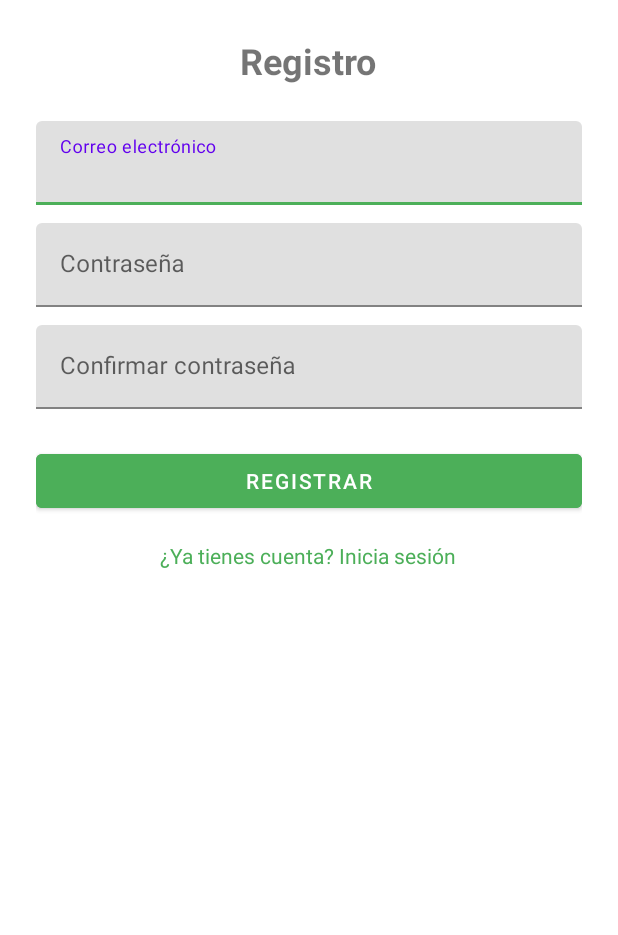
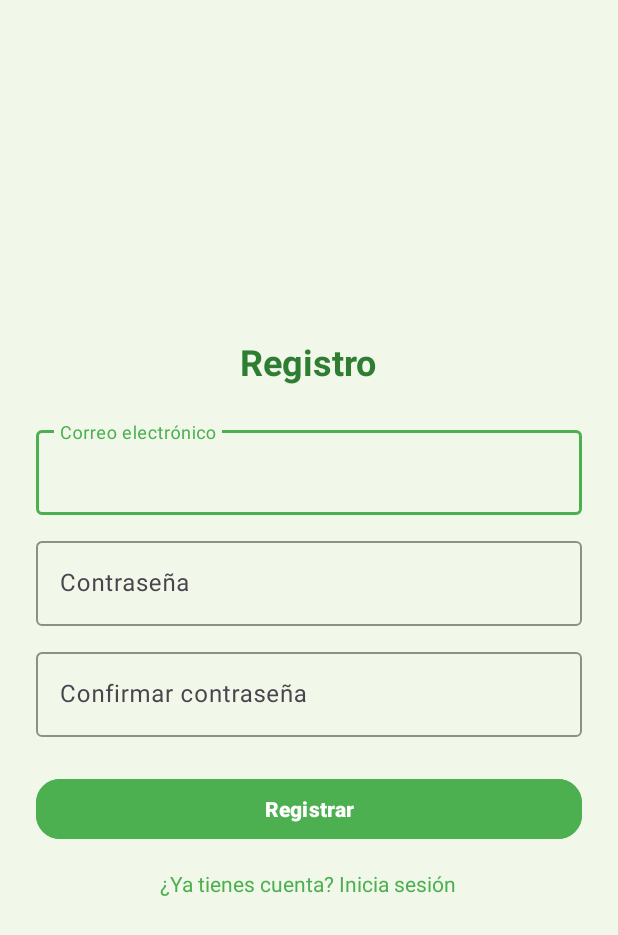
Before and after one commit to NIVELZ69/EcoHabitsRewards, an Android app: the RegisterActivity screen opened directly, with no data from a screen before it, on a phone screen of 412 x 824 dp. Shown: the top 935 px of the screen. Run offline under Robolectric (Android 15) with nearby library versions, the light colour scheme and no system bars; our stand-ins replace Firebase (no records; nobody signed in at launch, a user with empty details on screens opened directly).

Commit message:
Estilos añadidos y arreglos menores

```diff
--- a/app/src/main/AndroidManifest.xml
+++ b/app/src/main/AndroidManifest.xml
@@ -17,7 +17,7 @@
         <activity
             android:name=".view.activities.auth.LoginActivity"
             android:exported="true"
-            android:theme="@style/Theme.EcoHabitsRewards.NoActionBar">
+            android:theme="@style/Theme.EcoHabitsRewards">
             <intent-filter>
                 <action android:name="android.intent.action.MAIN" />
                 <category android:name="android.intent.category.LAUNCHER" />
@@ -27,7 +27,7 @@
         <activity
             android:name=".view.activities.auth.RegisterActivity"
             android:exported="false"
-            android:theme="@style/Theme.EcoHabitsRewards.NoActionBar" />
+            android:theme="@style/Theme.EcoHabitsRewards" />
 
         <activity
             android:name=".view.activities.MainActivity"
--- a/app/src/main/java/com/actividad3/ecohabitsrewards/view/activities/auth/RegisterActivity.kt
+++ b/app/src/main/java/com/actividad3/ecohabitsrewards/view/activities/auth/RegisterActivity.kt
@@ -45,7 +45,7 @@ class RegisterActivity : AppCompatActivity() {
                     user?.let {
                         val userData = hashMapOf(
                             "email" to it.email,
-                            "displayName" to it.email?.substringBefore("@"), // O puedes poner nombre recogido de un campo
+                            "displayName" to it.email?.substringBefore("@"),
                             "points" to 0L,
                             "createdAt" to com.google.firebase.Timestamp.now()
                         )
--- a/app/src/main/res/layout/activity_register.xml
+++ b/app/src/main/res/layout/activity_register.xml
@@ -3,13 +3,15 @@
     xmlns:app="http://schemas.android.com/apk/res-auto"
     android:layout_width="match_parent"
     android:layout_height="match_parent"
-    android:padding="24dp">
+    android:padding="24dp"
+    android:fillViewport="true">
 
     <LinearLayout
         android:layout_width="match_parent"
-        android:layout_height="wrap_content"
+        android:layout_height="match_parent"
         android:orientation="vertical"
-        android:gravity="center_horizontal">
+        android:gravity="center"
+        android:layout_gravity="center">
 
         <TextView
             android:id="@+id/tvRegisterTitle"
@@ -18,13 +20,14 @@
             android:text="Registro"
             android:textSize="24sp"
             android:textStyle="bold"
-            android:layout_marginBottom="24dp" />
+            android:layout_marginBottom="24dp"
+            android:textColor="@color/text_dark" />
 
         <com.google.android.material.textfield.TextInputLayout
             android:layout_width="match_parent"
             android:layout_height="wrap_content"
             android:layout_marginBottom="12dp"
-            app:boxStrokeColor="@color/green">
+            app:boxStrokeColor="@color/green_primary">
 
             <com.google.android.material.textfield.TextInputEditText
                 android:id="@+id/etEmailRegister"
@@ -38,7 +41,7 @@
             android:layout_width="match_parent"
             android:layout_height="wrap_content"
             android:layout_marginBottom="12dp"
-            app:boxStrokeColor="@color/green">
+            app:boxStrokeColor="@color/green_primary">
 
             <com.google.android.material.textfield.TextInputEditText
                 android:id="@+id/etPasswordRegister"
@@ -52,7 +55,7 @@
             android:layout_width="match_parent"
             android:layout_height="wrap_content"
             android:layout_marginBottom="24dp"
-            app:boxStrokeColor="@color/green">
+            app:boxStrokeColor="@color/green_primary">
 
             <com.google.android.material.textfield.TextInputEditText
                 android:id="@+id/etConfirmPassword"
@@ -62,19 +65,19 @@
                 android:inputType="textPassword" />
         </com.google.android.material.textfield.TextInputLayout>
 
-        <Button
+        <com.google.android.material.button.MaterialButton
             android:id="@+id/btnRegister"
             android:layout_width="match_parent"
             android:layout_height="wrap_content"
             android:text="Registrar"
-            android:backgroundTint="@color/green" />
+            style="@style/GreenButton" />
 
         <TextView
             android:id="@+id/tvGoToLogin"
             android:layout_width="wrap_content"
             android:layout_height="wrap_content"
             android:text="¿Ya tienes cuenta? Inicia sesión"
-            android:textColor="@color/green"
+            android:textColor="@color/green_primary"
             android:layout_marginTop="16dp"
             android:clickable="true"
             android:focusable="true" />
--- a/app/src/main/res/layout/app_bar_main.xml
+++ b/app/src/main/res/layout/app_bar_main.xml
@@ -9,14 +9,14 @@
     <com.google.android.material.appbar.AppBarLayout
         android:layout_width="match_parent"
         android:layout_height="wrap_content"
-        android:theme="@style/Theme.EcoHabitsRewards.AppBarOverlay">
+        android:theme="@style/Theme.EcoHabitsRewards">
 
         <androidx.appcompat.widget.Toolbar
             android:id="@+id/toolbar"
             android:layout_width="match_parent"
             android:layout_height="?attr/actionBarSize"
             android:background="?attr/colorPrimary"
-            app:popupTheme="@style/Theme.EcoHabitsRewards.PopupOverlay" />
+            app:popupTheme="@style/Theme.EcoHabitsRewards" />
 
     </com.google.android.material.appbar.AppBarLayout>
 
--- a/app/src/main/res/values-night/themes.xml
+++ b/app/src/main/res/values-night/themes.xml
@@ -1,16 +1,23 @@
 <resources xmlns:tools="http://schemas.android.com/tools">
-    <!-- Base application theme. -->
-    <style name="Theme.EcoHabitsRewards" parent="Theme.MaterialComponents.DayNight.DarkActionBar">
-        <!-- Primary brand color. -->
-        <item name="colorPrimary">@color/purple_200</item>
-        <item name="colorPrimaryVariant">@color/purple_700</item>
+    <!-- Tema oscuro para la app -->
+    <style name="Theme.EcoHabitsRewards" parent="Theme.Material3.DayNight.NoActionBar">
+        <!-- Colores oscuros adaptados -->
+        <item name="colorPrimary">#A5D6A7</item> <!-- Verde más suave en dark mode -->
         <item name="colorOnPrimary">@color/black</item>
-        <!-- Secondary brand color. -->
-        <item name="colorSecondary">@color/teal_200</item>
-        <item name="colorSecondaryVariant">@color/teal_200</item>
+        <item name="colorPrimaryContainer">#66BB6A</item>
+
+        <item name="colorSecondary">#C8E6C9</item>
         <item name="colorOnSecondary">@color/black</item>
-        <!-- Status bar color. -->
-        <item name="android:statusBarColor">?attr/colorPrimaryVariant</item>
-        <!-- Customize your theme here. -->
+
+        <!-- Fondo oscuro -->
+        <item name="android:windowBackground">#121212</item>
+        <item name="android:statusBarColor">#1B5E20</item>
+        <item name="android:navigationBarColor">#1B5E20</item>
+
+        <item name="colorSurface">#1E1E1E</item>
+        <item name="colorOnSurface">@color/white</item>
+        <item name="colorOutline">#424242</item>
+
+        <item name="android:forceDarkAllowed" tools:targetApi="29">true</item>
     </style>
 </resources>
--- a/app/src/main/res/values/colors.xml
+++ b/app/src/main/res/values/colors.xml
@@ -5,7 +5,24 @@
     <color name="purple_700">#FF3700B3</color>
     <color name="teal_200">#FF03DAC5</color>
     <color name="teal_700">#FF018786</color>
-    <color name="black">#FF000000</color>
-    <color name="white">#FFFFFFFF</color>
     <color name="green">#4CAF59</color>
+
+
+    <!-- Colores principales -->
+    <color name="green_primary">#4CAF50</color> <!-- Verde principal (fuerte pero agradable) -->
+    <color name="green_secondary">#81C784</color> <!-- Verde claro para resaltes -->
+    <color name="green_primary_dark">#388E3C</color> <!-- Verde más oscuro para status bar -->
+
+    <!-- Neutros y fondo -->
+    <color name="background_light">#F1F8E9</color> <!-- Fondo suave verde pálido -->
+    <color name="white">#FFFFFF</color>
+    <color name="black">#000000</color>
+
+    <!-- Texto -->
+    <color name="text_dark">#2E7D32</color> <!-- Verde oscuro para texto principal -->
+
+    <!-- Recompensas y otros -->
+    <color name="gold">#FFD700</color> <!-- Para destacar recompensas premium -->
+    <color name="gray_light">#E0E0E0</color> <!-- Fondo o bordes suaves -->
+
 </resources>
--- a/app/src/main/res/values/themes.xml
+++ b/app/src/main/res/values/themes.xml
@@ -1,25 +1,25 @@
 <resources xmlns:tools="http://schemas.android.com/tools">
-    <!-- Base application theme. -->
-    <style name="Theme.EcoHabitsRewards" parent="Theme.MaterialComponents.DayNight.NoActionBar">
-        <!-- Primary brand color. -->
-        <item name="colorPrimary">@color/purple_500</item>
-        <item name="colorPrimaryVariant">@color/purple_700</item>
+    <!-- Tema principal de la app -->
+    <style name="Theme.EcoHabitsRewards" parent="Theme.Material3.DayNight.NoActionBar">
+        <!-- Colores primarios -->
+        <item name="colorPrimary">@color/green_primary</item>
         <item name="colorOnPrimary">@color/white</item>
-        <!-- Secondary brand color. -->
-        <item name="colorSecondary">@color/teal_200</item>
-        <item name="colorSecondaryVariant">@color/teal_700</item>
+        <item name="colorPrimaryContainer">@color/green_secondary</item>
+
+        <!-- Colores secundarios -->
+        <item name="colorSecondary">@color/green_secondary</item>
         <item name="colorOnSecondary">@color/black</item>
-        <!-- Status bar color. -->
-        <item name="android:statusBarColor">?attr/colorPrimaryVariant</item>
-        <!-- Customize your theme here. -->
+
+        <!-- Fondo y barras -->
+        <item name="android:windowBackground">@color/background_light</item>
+        <item name="android:statusBarColor">@color/green_primary_dark</item>
+        <item name="android:navigationBarColor">@color/green_primary</item>
+
+        <!-- Otros -->
+        <item name="colorSurface">@color/white</item>
+        <item name="colorOnSurface">@color/text_dark</item>
+        <item name="colorOutline">@color/gray_light</item>
+
+        <item name="android:forceDarkAllowed" tools:targetApi="29">false</item>
     </style>
-
-    <style name="Theme.EcoHabitsRewards.NoActionBar">
-        <item name="windowActionBar">false</item>
-        <item name="windowNoTitle">true</item>
-    </style>
-
-    <style name="Theme.EcoHabitsRewards.AppBarOverlay" parent="ThemeOverlay.AppCompat.Dark.ActionBar" />
-
-    <style name="Theme.EcoHabitsRewards.PopupOverlay" parent="ThemeOverlay.AppCompat.Light" />
 </resources>
```
Also changed, not shown: app/src/main/res/values/styles.xml (added, +43 -0 lines).
